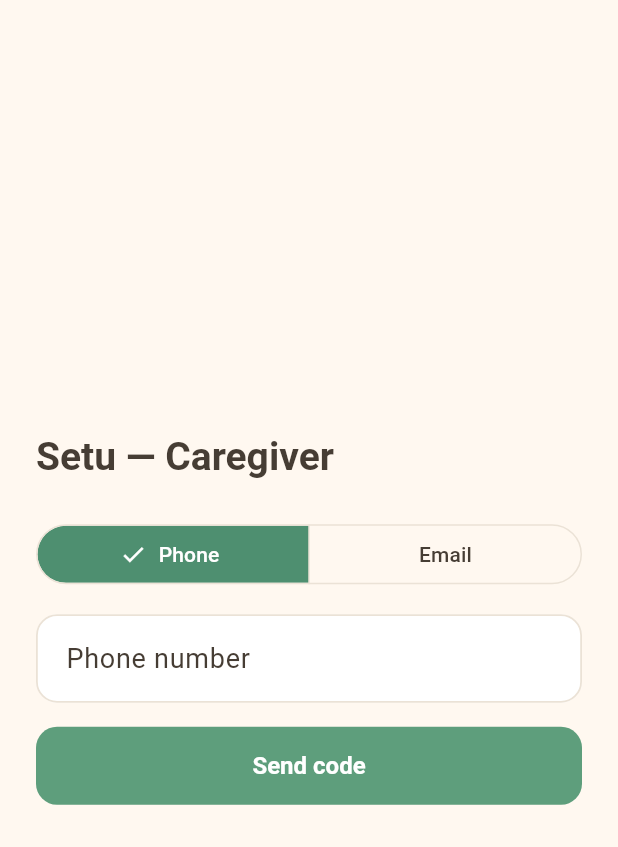
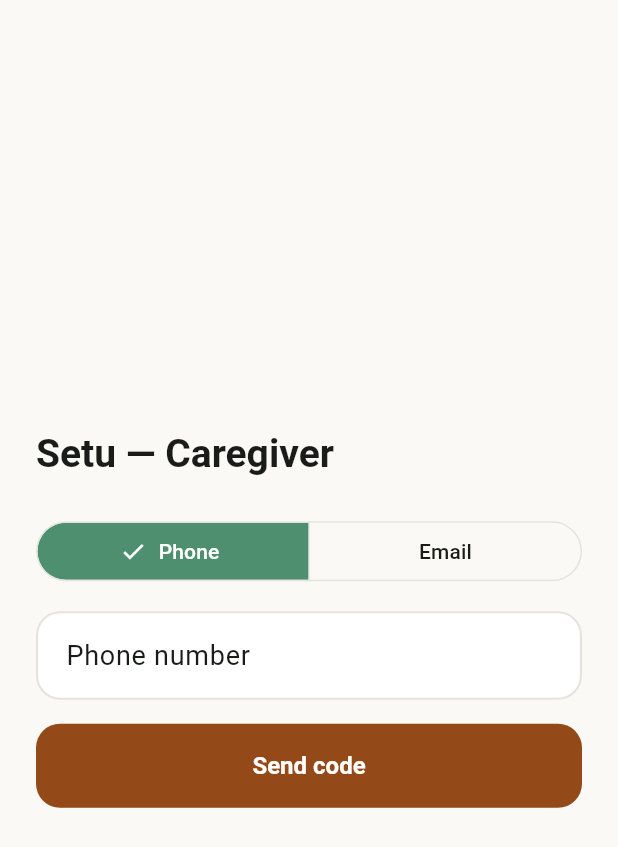
Before and after one commit to MADEMSanjanaSarvani/Elder-Care, a Flutter app: the screen it shows after launch, on a phone screen of 412 x 824 dp. Shown: the top 847 px of the screen. Run offline on Flutter 3.47's test engine with Material 3 defaults, Android fonts, the phone set to English and light mode, and no system bars; our stand-ins replace file_picker, flutter_riverpod, geolocator, go_router, shared_preferences, supabase_flutter; accounts and stored records are empty; statements that could not run were skipped.

Commit message:
Batch 1a: swap theme to Warmth & Connection design tokens
Re-skin every screen to the final SETU palette: warm-orange primary
(#944a18), lavender secondary, peach warmth, pastel-green success, brick-
red SOS, warm-white surfaces. Bump touch targets to 56px, card radius to
20, button/input radius to 16, body base to 16/18. Single source of truth
in setu_core, so all existing screens inherit it.

Co-Authored-By: Claude Opus 4.8 <noreply@anthropic.com>
Claude-Session: https://claude.ai/code/session_01S5DTGMKeQG9VnPQnqENAW4

```diff
--- a/packages/setu_core/lib/src/design/design_tokens.dart
+++ b/packages/setu_core/lib/src/design/design_tokens.dart
@@ -11,39 +11,40 @@ import 'package:flutter/material.dart';
 class SetuColors {
   const SetuColors._();
 
-  // "A Home Away From Home" — warm, pastel, reassuring. Ground tones are a
-  // warm cream/beige; text is a warm brown-charcoal, not a cold grey.
-  static const Color paperLight = Color(0xFFFFF8F0); // warm cream
+  // "Warmth & Connection" (final SETU design system). Warm-white ground,
+  // warm-orange primary, lavender for calm/AI, peach for warmth, pastel green
+  // for success, brick red for emergencies.
+  static const Color paperLight = Color(0xFFFAF9F6); // warm white surface
   static const Color paperRaisedLight = Color(0xFFFFFFFF);
-  static const Color inkLight = Color(0xFF463D34); // warm brown-charcoal
-  static const Color mutedLight = Color(0xFF7C6F62);
-  static const Color borderLight = Color(0xFFEBE2D6);
+  static const Color inkLight = Color(0xFF1A1C1A); // on-surface
+  static const Color mutedLight = Color(0xFF54433A); // on-surface-variant
+  static const Color borderLight = Color(0xFFE6E3DF); // subtle warm border
 
-  static const Color paperDark = Color(0xFF211E1B); // warm charcoal
-  static const Color paperRaisedDark = Color(0xFF2A2622);
-  static const Color inkDark = Color(0xFFF1EAE0);
-  static const Color mutedDark = Color(0xFFBEB2A4);
+  static const Color paperDark = Color(0xFF1B1A18); // warm charcoal
+  static const Color paperRaisedDark = Color(0xFF262320);
+  static const Color inkDark = Color(0xFFF2F1EE);
+  static const Color mutedDark = Color(0xFFD5C4AB);
   static const Color borderDark = Color(0xFF3A342E);
 
-  /// Soft Sage — primary action & "all good". Deep tints keep text AA.
-  static const Color accentLight = Color(0xFF5E9E7C);
-  static const Color accentDark = Color(0xFF8CC6A6);
+  /// Primary — deep warm orange (#944a18); container is pastel orange #ff9f66.
+  static const Color accentLight = Color(0xFF944A18);
+  static const Color accentDark = Color(0xFFFFB68D); // inverse-primary
 
-  /// Verified / success — sage family, a touch deeper than the accent.
+  /// Verified / success — soft pastel green.
   static const Color verifiedLight = Color(0xFF4E8F70);
   static const Color verifiedDark = Color(0xFF8CC6A6);
 
-  /// SOS / critical — a warm coral, the only alarming colour, used only here.
-  static const Color sosLight = Color(0xFFD46A4E);
-  static const Color sosDark = Color(0xFFEF9377);
+  /// SOS / critical — brick red (design `error`), used only for emergencies.
+  static const Color sosLight = Color(0xFFBA1A1A);
+  static const Color sosDark = Color(0xFFFFB4AB);
 
-  /// Lavender — calm & the AI companion.
-  static const Color lavenderLight = Color(0xFF8B76CF);
-  static const Color lavenderDark = Color(0xFFB7A6EC);
+  /// Lavender (secondary) — calm, mindfulness & the AI companion.
+  static const Color lavenderLight = Color(0xFF62549B);
+  static const Color lavenderDark = Color(0xFFCBBEFF);
 
-  /// Peach — warmth & human touch (attention states).
-  static const Color peachLight = Color(0xFFE0885A);
-  static const Color peachDark = Color(0xFFF0A778);
+  /// Peach / pastel orange — warmth & human touch (primary-container family).
+  static const Color peachLight = Color(0xFFF08A3C);
+  static const Color peachDark = Color(0xFFFFB68D);
 }
 
 class SetuSpacing {
@@ -88,11 +89,11 @@ class SetuTheme {
     );
 
     final buttonShape =
-        RoundedRectangleBorder(borderRadius: BorderRadius.circular(14));
+        RoundedRectangleBorder(borderRadius: BorderRadius.circular(16));
 
-    OutlineInputBorder inputBorder(Color c, [double w = 1.2]) =>
+    OutlineInputBorder inputBorder(Color c, [double w = 1.4]) =>
         OutlineInputBorder(
-          borderRadius: BorderRadius.circular(14),
+          borderRadius: BorderRadius.circular(16),
           borderSide: BorderSide(color: c, width: w),
         );
 
@@ -121,7 +122,7 @@ class SetuTheme {
       ),
       filledButtonTheme: FilledButtonThemeData(
         style: FilledButton.styleFrom(
-          minimumSize: const Size.fromHeight(52),
+          minimumSize: const Size.fromHeight(56),
           shape: buttonShape,
           textStyle:
               const TextStyle(fontSize: 16, fontWeight: FontWeight.w600),
@@ -129,7 +130,7 @@ class SetuTheme {
       ),
       outlinedButtonTheme: OutlinedButtonThemeData(
         style: OutlinedButton.styleFrom(
-          minimumSize: const Size.fromHeight(52),
+          minimumSize: const Size.fromHeight(56),
           shape: buttonShape,
           side: BorderSide(color: border, width: 1.4),
           foregroundColor: accent,
@@ -142,7 +143,7 @@ class SetuTheme {
         elevation: 0,
         margin: EdgeInsets.zero,
         shape: RoundedRectangleBorder(
-          borderRadius: BorderRadius.circular(18),
+          borderRadius: BorderRadius.circular(20),
           side: BorderSide(color: border),
         ),
       ),
@@ -165,8 +166,8 @@ class SetuTheme {
       titleLarge:
           TextStyle(fontSize: 20, fontWeight: FontWeight.w600, color: ink),
       bodyLarge: TextStyle(
-          fontSize: 18, color: ink), // elder-mode default per Section 17
-      bodyMedium: TextStyle(fontSize: 15, color: ink),
+          fontSize: 18, color: ink), // large, legible base (Warmth system)
+      bodyMedium: TextStyle(fontSize: 16, color: ink),
       labelSmall: TextStyle(fontSize: 11, letterSpacing: 0.4, color: ink),
     );
   }
```
